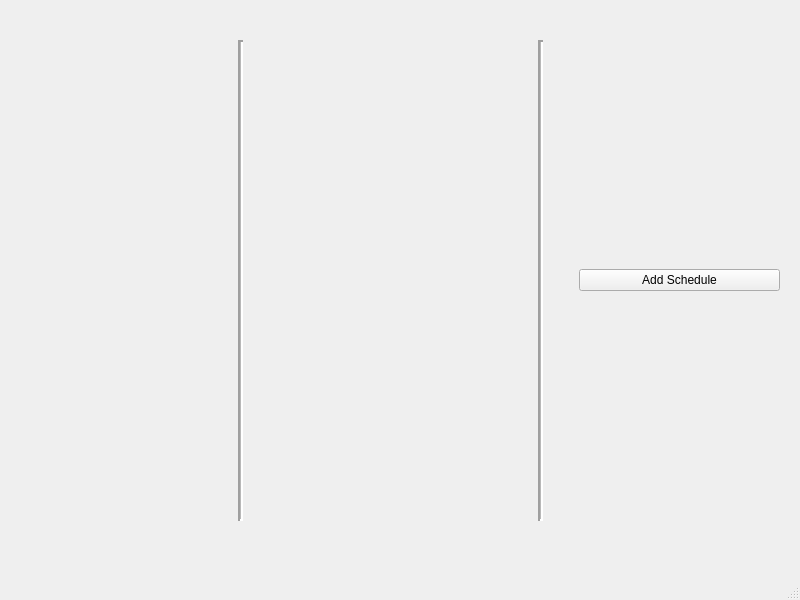
The window that qt_proj/mainwindow.ui (HappyFern666/QT-project) describes before a commit, drawn with Qt 5.
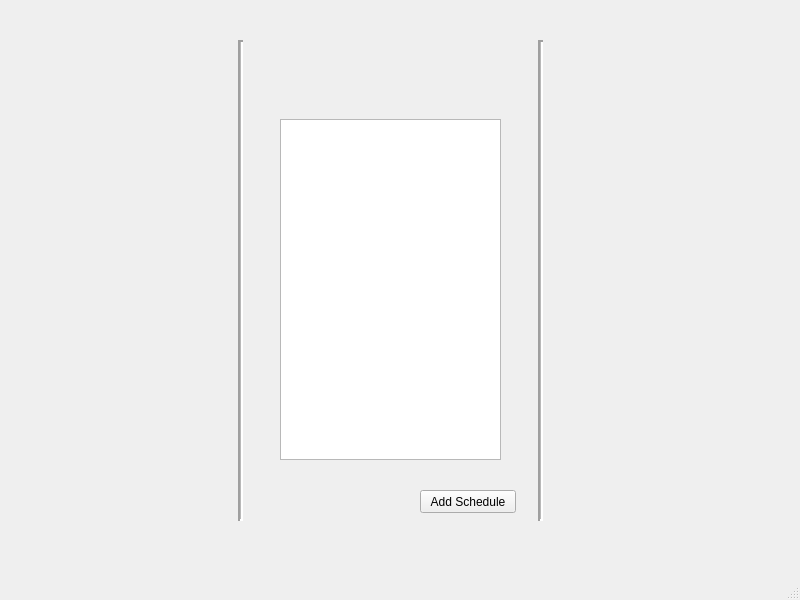
The same window after the commit.

Commit message: add schedule and schedule list finished

Diff of the .ui file:
```diff
--- a/qt_proj/mainwindow.ui
+++ b/qt_proj/mainwindow.ui
@@ -28,36 +28,14 @@
    <widget class="QWidget" name="verticalLayoutWidget_2">
     <property name="geometry">
      <rect>
-      <x>280</x>
-      <y>120</y>
+      <x>580</x>
+      <y>40</y>
       <width>221</width>
-      <height>401</height>
+      <height>481</height>
      </rect>
     </property>
     <layout class="QVBoxLayout" name="verticalLayout_2"/>
    </widget>
-   <widget class="QWidget" name="verticalLayoutWidget_3">
-    <property name="geometry">
-     <rect>
-      <x>579</x>
-      <y>40</y>
-      <width>201</width>
-      <height>481</height>
-     </rect>
-    </property>
-    <layout class="QVBoxLayout" name="verticalLayout_3">
-     <item>
-      <widget class="QPushButton" name="Add_Schedule">
-       <property name="enabled">
-        <bool>true</bool>
-       </property>
-       <property name="text">
-        <string>Add Schedule</string>
-       </property>
-      </widget>
-     </item>
-    </layout>
-   </widget>
    <widget class="Line" name="line">
     <property name="geometry">
      <rect>
@@ -99,6 +77,41 @@
      <enum>Qt::Vertical</enum>
     </property>
    </widget>
+   <widget class="QWidget" name="verticalLayoutWidget_3">
+    <property name="geometry">
+     <rect>
+      <x>280</x>
+      <y>119</y>
+      <width>221</width>
+      <height>341</height>
+     </rect>
+    </property>
+    <layout class="QVBoxLayout" name="verticalLayout_3">
+     <item>
+      <widget class="QTableWidget" name="tableWidget">
+       <property name="columnCount">
+        <number>0</number>
+       </property>
+      </widget>
+     </item>
+    </layout>
+   </widget>
+   <widget class="QToolButton" name="Add_Schedule">
+    <property name="enabled">
+     <bool>true</bool>
+    </property>
+    <property name="geometry">
+     <rect>
+      <x>420</x>
+      <y>490</y>
+      <width>96</width>
+      <height>23</height>
+     </rect>
+    </property>
+    <property name="text">
+     <string>Add Schedule</string>
+    </property>
+   </widget>
   </widget>
   <widget class="QMenuBar" name="menubar">
    <property name="geometry">
```
The commit also changes 61 other files.
